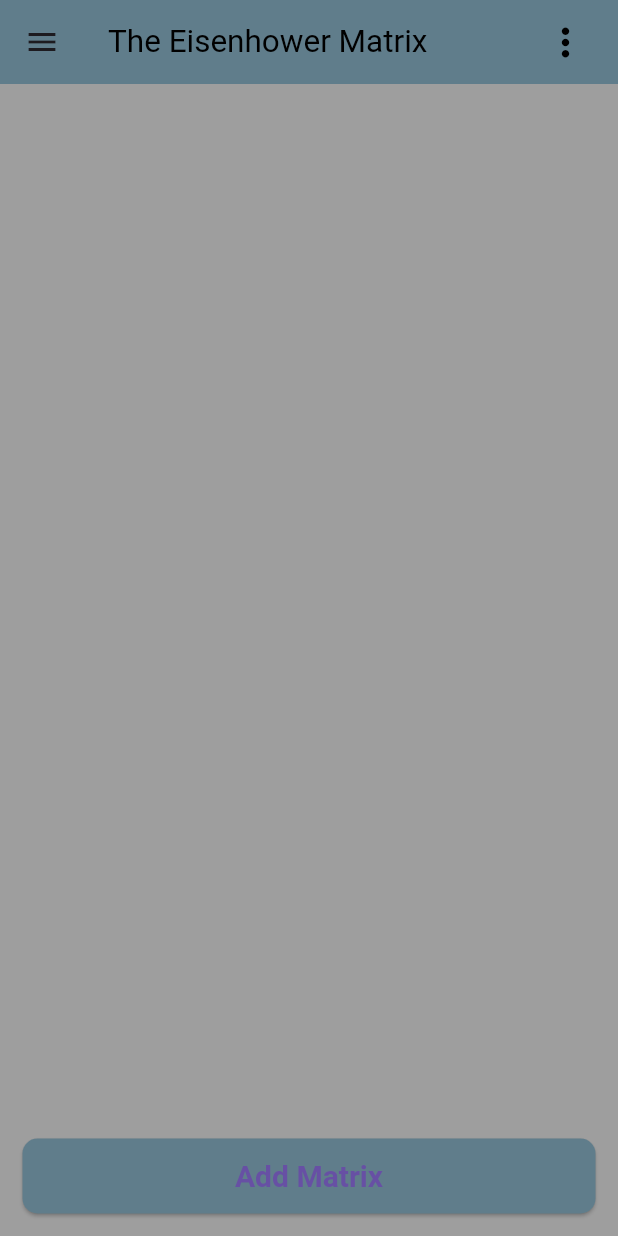
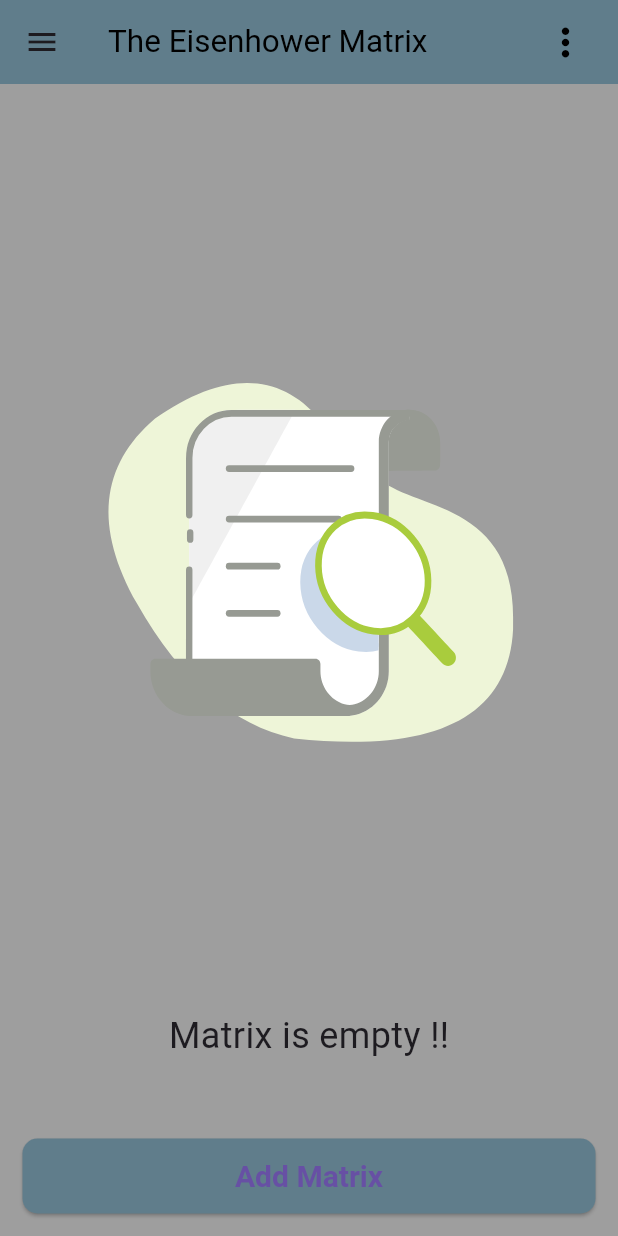
Before and after one commit to Astroxphiliauxx/matrix, a Flutter app: the screen it shows after launch, on a phone screen of 412 x 824 dp. Run offline on Flutter 3.47's test engine with Material 3 defaults, Android fonts, the phone set to English and light mode, and no system bars; our stand-ins replace lottie, sqflite; accounts and stored records are empty.

Commit message:
empty list

```diff
--- a/lib/screens/note_list.dart
+++ b/lib/screens/note_list.dart
@@ -1,5 +1,6 @@
 import 'package:flutter/cupertino.dart';
 import 'package:flutter/material.dart';
+import 'package:lottie/lottie.dart';
 import 'package:noteapp/screens/note_detail.dart';
 import 'package:noteapp/utlis/database_helper.dart';
 import 'package:sqflite/sqflite.dart';
@@ -62,13 +63,34 @@ class _NoteListState extends State<NoteList> {
       backgroundColor: Colors.grey,
 
       body:  Padding(
+
         padding: const EdgeInsets.all(15.0),
         child: Container(
           height: MediaQuery.of(context).size.height,
           width: MediaQuery.of(context).size.width,
           child: Stack(
             children: [
-              getNoteListView(),
+              noteList.isEmpty ?
+                Center(
+                   child: Column(
+                     mainAxisAlignment: MainAxisAlignment.spaceEvenly,
+                     children: [
+                        Lottie.asset(
+                         'assets/empty_list.json',
+                         width: 400,
+                         height: 400,
+                         fit: BoxFit.fill,
+                       ),
+                       Text("Matrix is empty !!",
+                       style: TextStyle(
+
+                         fontSize: 24
+                       ),)
+                     ],
+                   ),
+                ): getNoteListView(),
+
+
               Align(
                   alignment: Alignment.bottomCenter,
 
@@ -105,6 +127,7 @@ class _NoteListState extends State<NoteList> {
      return ListView.builder(
         itemCount: count,
         itemBuilder: (BuildContext context, int position){
+
           return Card(
             margin: EdgeInsets.only(bottom: 8.0),
             shape: RoundedRectangleBorder(
@@ -114,8 +137,7 @@ class _NoteListState extends State<NoteList> {
 
             //color: Color.fromARGB(0.1, 12, 12, 1),
             child: ClipRRect(
-              borderRadius: BorderRadius.circular(15),
-              // Ensures the child respects the border radius
+              borderRadius: BorderRadius.circular(15), // Ensures the child respects the border radius
               child: Container(
                 color: Colors.white10, // Background color of the ListTile
                 child: ListTile(
--- a/pubspec.yaml
+++ b/pubspec.yaml
@@ -33,6 +33,7 @@ dependencies:
   sqflite: ^2.3.3+1
   path_provider: ^2.1.3
   intl: ^0.19.0
+  lottie: ^1.2.1
 
 
   # The following adds the Cupertino Icons font to your application.
@@ -62,8 +63,8 @@ flutter:
   uses-material-design: true
 
   # To add assets to your application, add an assets section, like this:
-  # assets:
-  #   - images/a_dot_burr.jpeg
+  assets:
+    - assets/
   #   - images/a_dot_ham.jpeg
 
   # An image asset can refer to one or more resolution-specific "variants", see
```
Also changed, not shown: assets/empty_list.json (added, +1 -0 lines), lib/screens/note_detail.dart (+12 -3 lines).
